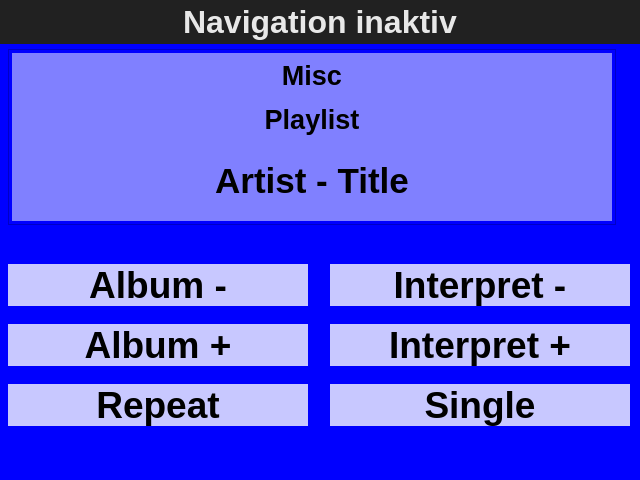
Before: the Qt Designer form mp3player.ui in pohlinkzei/QTmp3Player, drawn with Qt 5.
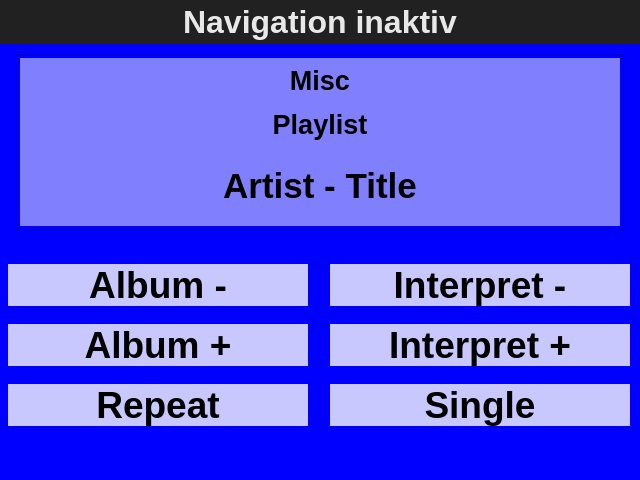
After: the same form once the commit is applied.

Commit message: fix: position of gui element

What changed in the file:
```diff
--- a/mp3player.ui
+++ b/mp3player.ui
@@ -517,8 +517,8 @@
      <widget class="QFrame" name="main_frame">
       <property name="geometry">
        <rect>
-        <x>8</x>
-        <y>5</y>
+        <x>16</x>
+        <y>10</y>
         <width>608</width>
         <height>176</height>
        </rect>
```
